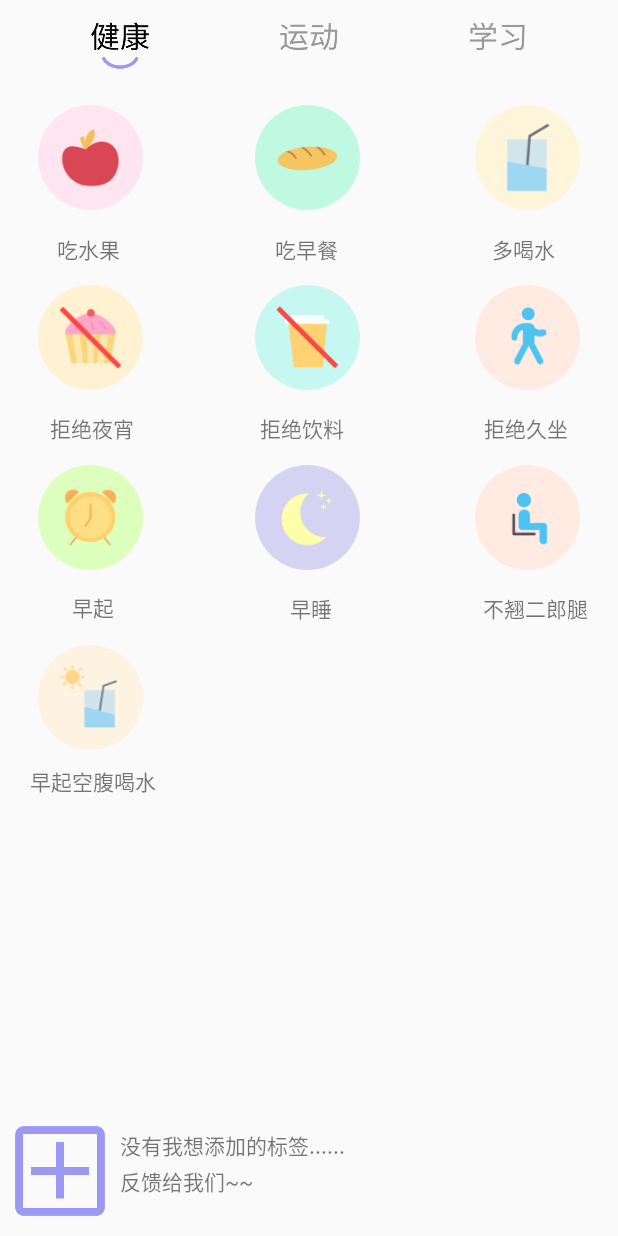
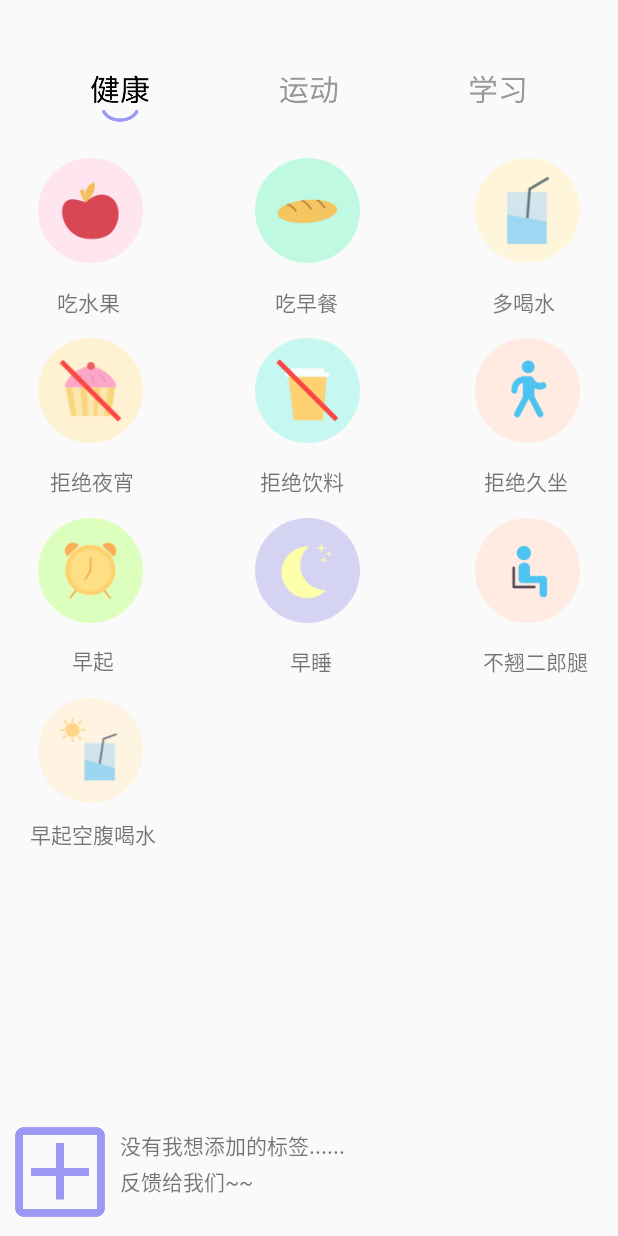
Before and after one commit to muxi-mini-project/2021-SelfControl-Android, an Android app: the LabelPagerActivity screen opened directly, with no data from a screen before it, on a phone screen of 412 x 824 dp. Run offline under Robolectric (Android 15) with nearby library versions, the phone set to English and light mode, and no system bars.

Commit message:
沉浸式状态栏

```diff
--- a/app/src/main/java/com/bignerdranch/android/sc/LoginActivity.java
+++ b/app/src/main/java/com/bignerdranch/android/sc/LoginActivity.java
@@ -40,6 +40,5 @@ public class LoginActivity extends StatusBar {
         makeStatusBarTransparent(this);
         //状态栏文字自适应
         getWindow().getDecorView().setSystemUiVisibility(View.SYSTEM_UI_FLAG_LIGHT_STATUS_BAR);
-        //getWindow().setStatusBarColor();
     }
 }
--- a/app/src/main/java/com/bignerdranch/android/sc/StatusBar.java
+++ b/app/src/main/java/com/bignerdranch/android/sc/StatusBar.java
@@ -16,11 +16,8 @@ public abstract class StatusBar extends AppCompatActivity {
         }
         Window window = activity.getWindow();
         if (Build.VERSION.SDK_INT >= Build.VERSION_CODES.LOLLIPOP) {
-            window.clearFlags(WindowManager.LayoutParams.FLAG_TRANSLUCENT_STATUS);
-            window.addFlags(WindowManager.LayoutParams.FLAG_DRAWS_SYSTEM_BAR_BACKGROUNDS);
-            int option = window.getDecorView().getSystemUiVisibility() | View.SYSTEM_UI_FLAG_LAYOUT_STABLE | View.SYSTEM_UI_FLAG_LAYOUT_FULLSCREEN;
-            window.getDecorView().setSystemUiVisibility(option);
-            window.setStatusBarColor(Color.TRANSPARENT);
+            window.addFlags(WindowManager.LayoutParams.FLAG_TRANSLUCENT_STATUS);
+            window.addFlags(WindowManager.LayoutParams.FLAG_TRANSLUCENT_NAVIGATION);
         } else {
             window.addFlags(WindowManager.LayoutParams.FLAG_TRANSLUCENT_STATUS);
         }
--- a/app/src/main/java/com/bignerdranch/android/sc/clockpage/MainActivity.java
+++ b/app/src/main/java/com/bignerdranch/android/sc/clockpage/MainActivity.java
@@ -185,9 +185,13 @@ public class MainActivity extends StatusBar implements GestureDetector.OnGesture
         initView();
 
         mViewPager.setCurrentItem(0);
-
         //设置边距5dp
         mViewPager.setPageMargin( dip2px(5));
+
+        //设置状态栏透明
+        makeStatusBarTransparent(this);
+        //状态栏文字自适应
+        getWindow().getDecorView().setSystemUiVisibility(View.SYSTEM_UI_FLAG_LIGHT_STATUS_BAR);
     }
 
     //dp转px的函数
--- a/app/src/main/java/com/bignerdranch/android/sc/label/StudyFragment.java
+++ b/app/src/main/java/com/bignerdranch/android/sc/label/StudyFragment.java
@@ -1,15 +1,18 @@
 package com.bignerdranch.android.sc.label;
 
+import android.content.Intent;
 import android.os.Bundle;
 
 import android.view.LayoutInflater;
 import android.view.View;
 import android.view.ViewGroup;
+import android.widget.Button;
 import android.widget.ImageButton;
 
 import androidx.fragment.app.Fragment;
 
 import com.bignerdranch.android.sc.R;
+import com.bignerdranch.android.sc.clockpage.MainActivity;
 
 public class StudyFragment extends Fragment {
     int f1=0;int f2=0;int f3=0;int f4=0;int f5=0;int f6=0;int f7=0;int f8=0;int f9=0;int f10=0;
@@ -23,6 +26,7 @@ public class StudyFragment extends Fragment {
     private ImageButton mtinglixunlian;
     private ImageButton mlianzi;
     private ImageButton myingyuyueduxunlian;
+    private Button mButton;
 
     public View onCreateView(LayoutInflater inflater , ViewGroup container, Bundle savedInstanceState){
         View view=inflater .inflate(R.layout.study_pager,container,false) ;
@@ -184,6 +188,15 @@ public class StudyFragment extends Fragment {
                 }
             });
 
+            mButton=(Button)view.findViewById(R.id.complete);
+            mButton.setOnClickListener(new View.OnClickListener() {
+                @Override
+                public void onClick(View v) {
+                    //Intent intent=new Intent(LabelPagerActivity.this, MainActivity.class);
+                    //startActivity(intent);
+                }
+            });
+
         return view;
     }
 }
--- a/app/src/main/res/layout/clock_main_page.xml
+++ b/app/src/main/res/layout/clock_main_page.xml
@@ -8,10 +8,10 @@
 
     <androidx.constraintlayout.widget.ConstraintLayout
         android:layout_width="match_parent"
-        android:layout_height="200dp"
-        android:background="#9B99F3"
+        android:layout_height="230dp"
+        android:background="@mipmap/background_default"
         android:paddingBottom="10dp"
-        android:paddingTop="10dp"
+        android:paddingTop="35dp"
         android:id="@+id/linearLayout">
 
         <TextView
--- a/app/src/main/res/layout/pager_label.xml
+++ b/app/src/main/res/layout/pager_label.xml
@@ -3,7 +3,8 @@
     android:layout_width="match_parent"
     android:layout_height="match_parent"
     xmlns:app="http://schemas.android.com/apk/res-auto"
-    android:orientation="vertical">
+    android:orientation="vertical"
+    android:paddingTop="35dp">
 
     <androidx.constraintlayout.widget.ConstraintLayout
         android:id="@+id/title_list"
--- a/app/src/main/res/layout/study_pager.xml
+++ b/app/src/main/res/layout/study_pager.xml
@@ -289,6 +289,7 @@
 
 
     <Button
+        android:id="@+id/complete"
         android:layout_width="300dp"
         android:layout_height="wrap_content"
         android:layout_gravity="center_horizontal"
--- a/app/src/main/res/values-night/themes.xml
+++ b/app/src/main/res/values-night/themes.xml
@@ -3,7 +3,7 @@
     <style name="Theme.SC" parent="Theme.AppCompat.Light.NoActionBar">
         <!-- Primary brand color. -->
         <item name="colorPrimary">@color/purple_200</item>
-        <item name="colorPrimaryVariant">#9B99F3</item>
+        <item name="colorPrimaryVariant">@color/black</item>
         <item name="colorOnPrimary">@color/black</item>
         <!-- Secondary brand color. -->
         <item name="colorSecondary">@color/teal_200</item>
--- a/app/src/main/res/values/themes.xml
+++ b/app/src/main/res/values/themes.xml
@@ -3,7 +3,7 @@
     <style name="Theme.SC" parent="Theme.AppCompat.Light.NoActionBar">
         <!-- Primary brand color. -->
         <item name="colorPrimary">@color/white</item>
-        <item name="colorPrimaryVariant">#9B99F3</item>
+        <item name="colorPrimaryVariant">@color/black</item>
         <item name="colorOnPrimary">@color/black</item>
         <item name="android:fitsSystemWindows">false</item>
         <!-- Secondary brand color. -->
```
Also changed, not shown: app/src/main/res/mipmap-xxxhdpi/background_default.jpg (added).
